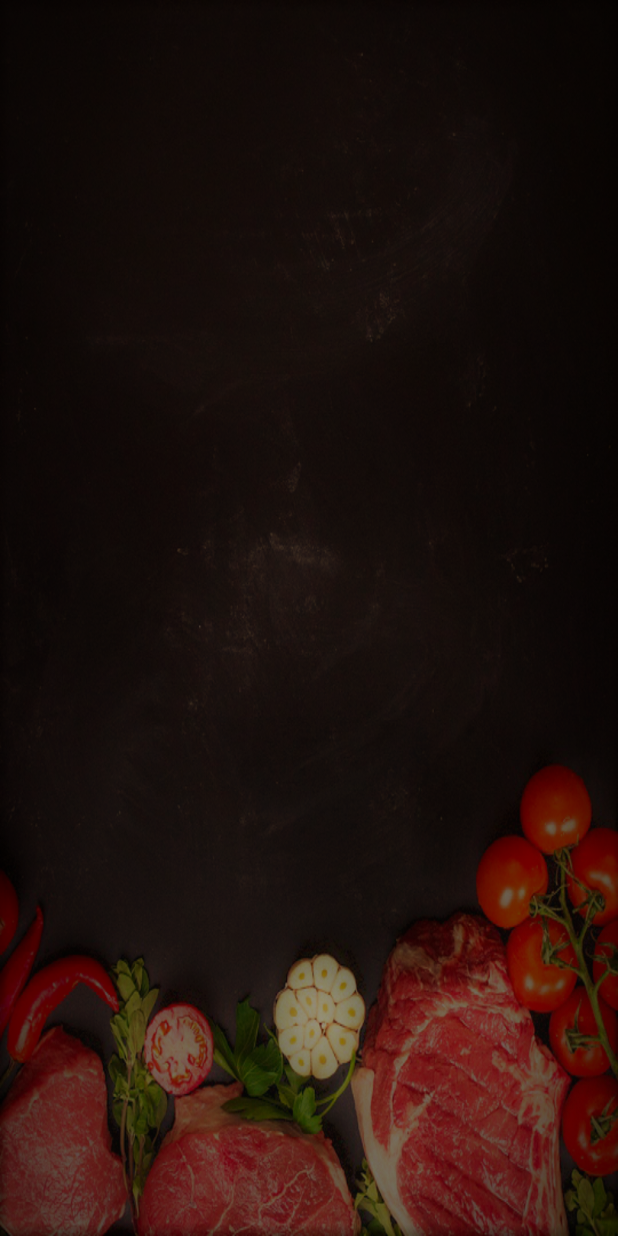
After one commit to lawrencehq/FoodHealth, an Android app: the SplashScreen screen opened directly, with no data from a screen before it, on a phone screen of 412 x 824 dp. The commit adds this screen. Run offline under Robolectric (Android 15) with nearby library versions, the phone set to English and light mode, and no system bars; network calls fail.

Commit message:
Modified-1007

```diff
--- a/app/build.gradle
+++ b/app/build.gradle
@@ -24,6 +24,7 @@ dependencies {
     androidTestCompile('com.android.support.test.espresso:espresso-core:2.2.2', {
         exclude group: 'com.android.support', module: 'support-annotations'
     })
+
     compile 'com.android.support:appcompat-v7:25.1.0'
     compile 'com.android.support:design:25.3.1'
     compile 'com.google.code.gson:gson:2.3'
@@ -33,7 +34,6 @@ dependencies {
     compile 'com.android.support.constraint:constraint-layout:1.0.2'
     compile 'com.android.support:support-v4:25.1.0'
     compile 'com.microsoft.projectoxford:vision:0.5.0'
+    compile 'com.nostra13.universalimageloader:universal-image-loader:1.9.5'
     testCompile 'junit:junit:4.12'
-
-    compile 'com.nostra13.universalimageloader:universal-image-loader:1.9.5'
 }
--- a/app/src/main/java/hhx/group/foodhealth/MainActivity.java
+++ b/app/src/main/java/hhx/group/foodhealth/MainActivity.java
@@ -87,7 +87,7 @@ public class MainActivity extends AppCompatActivity implements SensorEventListen
                     Log.d("Debug", "refresh home");
                     makeToast("refresh the home page");
                     display();
-                    mEnergyCons.setText(String.format( "%.2f", String.valueOf(today_count * STEP_LENGTH / M_PER_KM * CALORIES_BURN)));
+                    mEnergyCons.setText(String.format( "%.2f", today_count * STEP_LENGTH / M_PER_KM * CALORIES_BURN));
                     return true;
                 case R.id.navigation_camera:
                     Log.d("Debug", "click camera");
--- /dev/null
+++ b/app/src/main/java/hhx/group/foodhealth/SplashScreen.java
@@ -0,0 +1,40 @@
+package hhx.group.foodhealth;
+
+import android.content.Intent;
+import android.os.Handler;
+import android.provider.ContactsContract;
+import android.support.v7.app.ActionBar;
+import android.support.v7.app.AppCompatActivity;
+import android.os.Bundle;
+import android.view.Window;
+import android.view.WindowManager;
+
+public class SplashScreen extends AppCompatActivity {
+
+    private int SPLASH_TIME_OUT = 2000;
+
+    @Override
+    protected void onCreate(Bundle savedInstanceState) {
+        super.onCreate(savedInstanceState);
+
+        setContentView(R.layout.activity_splash_screen);
+        new Handler().postDelayed(new Runnable() {
+            @Override
+            public void run() {
+                Intent intent = new Intent(SplashScreen.this, MainActivity.class);
+                startActivity(intent);
+                finish();
+            }
+        }, SPLASH_TIME_OUT);
+
+        ActionBar actionBar = getSupportActionBar();
+        if (actionBar != null) {
+            actionBar.hide();
+        }
+
+    }
+
+    @Override
+    public void onBackPressed() {
+    }
+}
--- /dev/null
+++ b/app/src/main/res/layout/activity_splash_screen.xml
@@ -0,0 +1,11 @@
+<?xml version="1.0" encoding="utf-8"?>
+<FrameLayout xmlns:android="http://schemas.android.com/apk/res/android"
+    xmlns:app="http://schemas.android.com/apk/res-auto"
+    xmlns:tools="http://schemas.android.com/tools"
+    android:layout_width="match_parent"
+    android:layout_height="match_parent"
+    tools:context="hhx.group.foodhealth.SplashScreen"
+    android:background="@drawable/background">
+
+
+</FrameLayout>
--- /dev/null
+++ b/app/src/main/res/layout/first_start.xml
@@ -0,0 +1,6 @@
+<?xml version="1.0" encoding="utf-8"?>
+<FrameLayout xmlns:android="http://schemas.android.com/apk/res/android"
+    android:layout_width="match_parent"
+    android:layout_height="match_parent">
+
+</FrameLayout>
--- a/app/src/main/res/values/colors.xml
+++ b/app/src/main/res/values/colors.xml
@@ -6,4 +6,6 @@
     <color name="white">#F0F3F4</color>
     <color name="grey">#A4AEB2</color>
     <color name="black">#000000</color>
+
+    <color name="black_overlay">#66000000</color>
 </resources>
--- a/app/src/main/res/values/strings.xml
+++ b/app/src/main/res/values/strings.xml
@@ -13,4 +13,10 @@
 
     <string name="drawer_open">Open navigation drawer</string>
     <string name="drawer_close">Close navigation drawer</string>
+
+    <string name="title_activity_test">Test</string>
+    <string name="dummy_button">Dummy Button</string>
+    <string name="dummy_content">DUMMY\nCONTENT</string>
+
+    <string name="title_activity_fullscreen">FullscreenActivity</string>
 </resources>
```
Also changed, not shown: app/src/main/AndroidManifest.xml (+12 -10 lines), app/src/main/res/values/attrs.xml (added, +12 -0 lines), app/src/main/res/values/styles.xml (+12 -0 lines).
